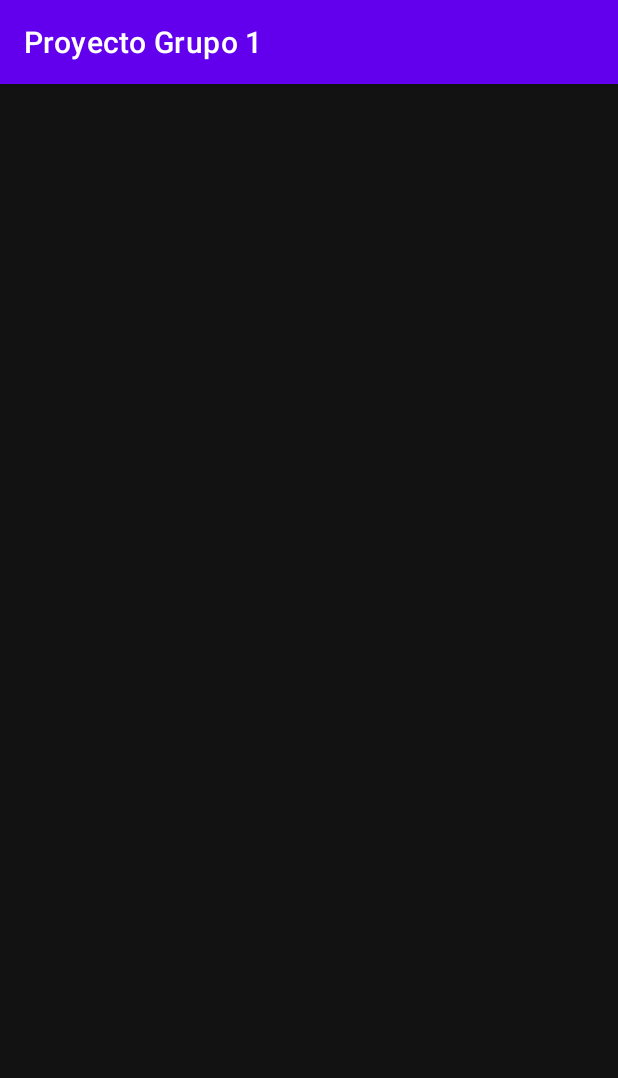
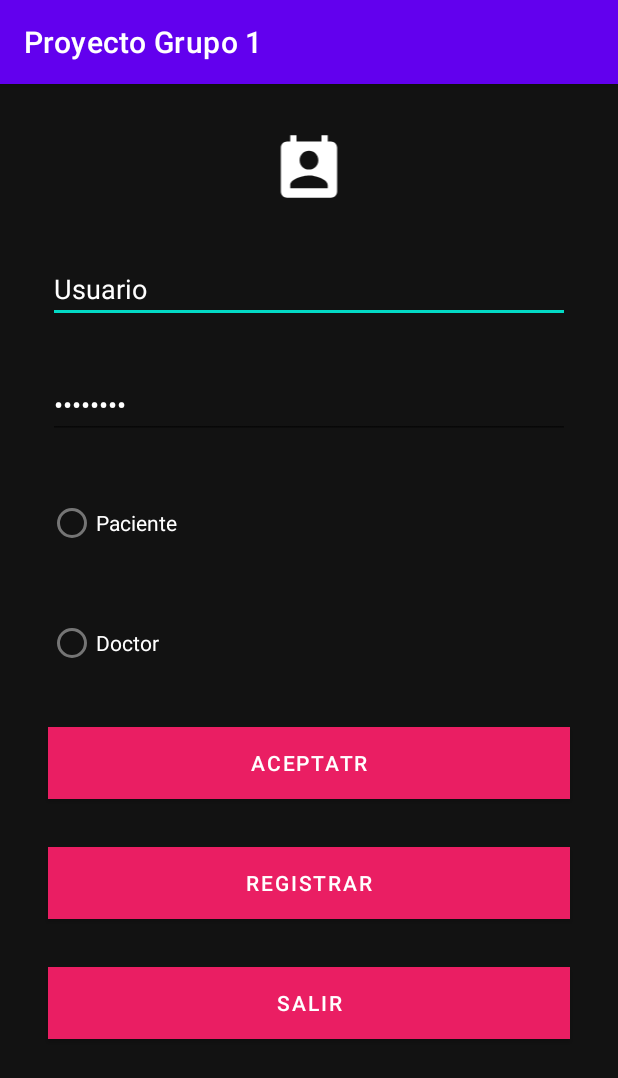
Before and after one commit to Crislander94/ProyectoElectiva, an Android app: the screen it shows after launch (MainActivity), on a phone screen of 412 x 824 dp. Shown: the top 1078 px of the screen. Run offline under Robolectric (Android 15) with nearby library versions, the phone set to English and light mode, and no system bars.

Commit message:
update13

```diff
--- a/app/src/main/res/layout/activity_main.xml
+++ b/app/src/main/res/layout/activity_main.xml
@@ -7,38 +7,113 @@
     tools:context=".MainActivity"
     style="@style/bg_dark">
 
-    <LinearLayout
+    <ImageView
+        android:id="@+id/imageView6"
+        android:layout_width="match_parent"
+        android:layout_height="50dp"
+        android:layout_marginStart="32dp"
+        android:layout_marginTop="32dp"
+        android:layout_marginEnd="32dp"
+        app:layout_constraintEnd_toEndOf="parent"
+        app:layout_constraintStart_toStartOf="parent"
+        app:layout_constraintTop_toTopOf="parent"
+        app:srcCompat="@drawable/ic_professional" />
+
+    <EditText
+        android:id="@+id/editTextTextPersonName"
         android:layout_width="match_parent"
         android:layout_height="wrap_content"
-        android:layout_marginStart="16dp"
-        android:layout_marginTop="500dp"
-        android:layout_marginEnd="16dp"
-        android:layout_marginBottom="683dp"
-        android:gravity="center_vertical"
-        android:orientation="horizontal"
-        app:layout_constraintBottom_toBottomOf="parent"
+        android:layout_marginStart="32dp"
+        android:layout_marginTop="32dp"
+        android:layout_marginEnd="32dp"
+        android:ems="10"
+        android:inputType="textPersonName"
+        android:text="Usuario"
+        android:textColor="@color/white"
         app:layout_constraintEnd_toEndOf="parent"
         app:layout_constraintStart_toStartOf="parent"
-        app:layout_constraintTop_toTopOf="parent">
+        app:layout_constraintTop_toBottomOf="@+id/imageView6" />
 
-        <Button
-            android:id="@+id/btnGoPaciente"
-            style="?android:attr/buttonBarButtonStyle"
-            android:layout_width="wrap_content"
-            android:layout_height="wrap_content"
-            android:layout_weight="1"
-            android:onClick="GoMainActivityPaciente"
-            android:text="@string/button_ir_paciente_prueba" />
+    <EditText
+        android:id="@+id/editTextTextPassword"
+        android:layout_width="match_parent"
+        android:layout_height="wrap_content"
+        android:layout_marginStart="32dp"
+        android:layout_marginTop="32dp"
+        android:layout_marginEnd="32dp"
+        android:ems="10"
+        android:inputType="textPassword"
+        android:text="Password"
+        android:textColor="@color/white"
+        app:layout_constraintEnd_toEndOf="parent"
+        app:layout_constraintStart_toStartOf="parent"
+        app:layout_constraintTop_toBottomOf="@+id/editTextTextPersonName" />
 
-        <Button
-            android:id="@+id/btnGoDoctor"
-            style="?android:attr/buttonBarButtonStyle"
-            android:layout_width="wrap_content"
-            android:layout_height="wrap_content"
-            android:layout_weight="1"
-            android:onClick="GoMainActivityDoctor"
-            android:text="@string/button_ir_doctor_prueba" />
+    <RadioButton
+        android:id="@+id/radioButton"
+        android:layout_width="match_parent"
+        android:layout_height="wrap_content"
+        android:layout_marginStart="32dp"
+        android:layout_marginTop="32dp"
+        android:layout_marginEnd="280dp"
+        android:text="Paciente"
+        android:textColor="@color/white"
+        app:layout_constraintEnd_toEndOf="parent"
+        app:layout_constraintStart_toStartOf="parent"
+        app:layout_constraintTop_toBottomOf="@+id/editTextTextPassword" />
 
-    </LinearLayout>
+    <RadioButton
+        android:id="@+id/radioButton2"
+        android:layout_width="match_parent"
+        android:layout_height="wrap_content"
+        android:layout_marginStart="32dp"
+        android:layout_marginTop="32dp"
+        android:layout_marginEnd="280dp"
+        android:text="Doctor"
+        android:textColor="@color/white"
+        app:layout_constraintEnd_toEndOf="parent"
+        app:layout_constraintStart_toStartOf="parent"
+        app:layout_constraintTop_toBottomOf="@+id/radioButton" />
 
+    <Button
+        android:id="@+id/btn_aceptar"
+        android:layout_width="match_parent"
+        android:layout_height="wrap_content"
+        android:layout_marginStart="32dp"
+        android:layout_marginTop="32dp"
+        android:layout_marginEnd="32dp"
+        android:background="#ea1e63"
+        android:text="Aceptatr"
+        app:backgroundTint="#ea1e63"
+        app:layout_constraintEnd_toEndOf="parent"
+        app:layout_constraintStart_toStartOf="parent"
+        app:layout_constraintTop_toBottomOf="@+id/radioButton2" />
+
+    <Button
+        android:id="@+id/btn_registrar"
+        android:layout_width="match_parent"
+        android:layout_height="wrap_content"
+        android:layout_marginStart="32dp"
+        android:layout_marginTop="32dp"
+        android:layout_marginEnd="32dp"
+        android:background="#ea1e63"
+        android:text="Registrar"
+        app:backgroundTint="#ea1e63"
+        app:layout_constraintEnd_toEndOf="parent"
+        app:layout_constraintStart_toStartOf="parent"
+        app:layout_constraintTop_toBottomOf="@+id/btn_aceptar" />
+
+    <Button
+        android:id="@+id/btn_salir"
+        android:layout_width="match_parent"
+        android:layout_height="wrap_content"
+        android:layout_marginStart="32dp"
+        android:layout_marginTop="32dp"
+        android:layout_marginEnd="32dp"
+        android:background="#ea1e63"
+        android:text="Salir"
+        app:backgroundTint="#ea1e63"
+        app:layout_constraintEnd_toEndOf="parent"
+        app:layout_constraintStart_toStartOf="parent"
+        app:layout_constraintTop_toBottomOf="@+id/btn_registrar" />
 </androidx.constraintlayout.widget.ConstraintLayout>
```
Also changed, not shown: app/src/main/res/drawable-v24/login.jpg (added).
